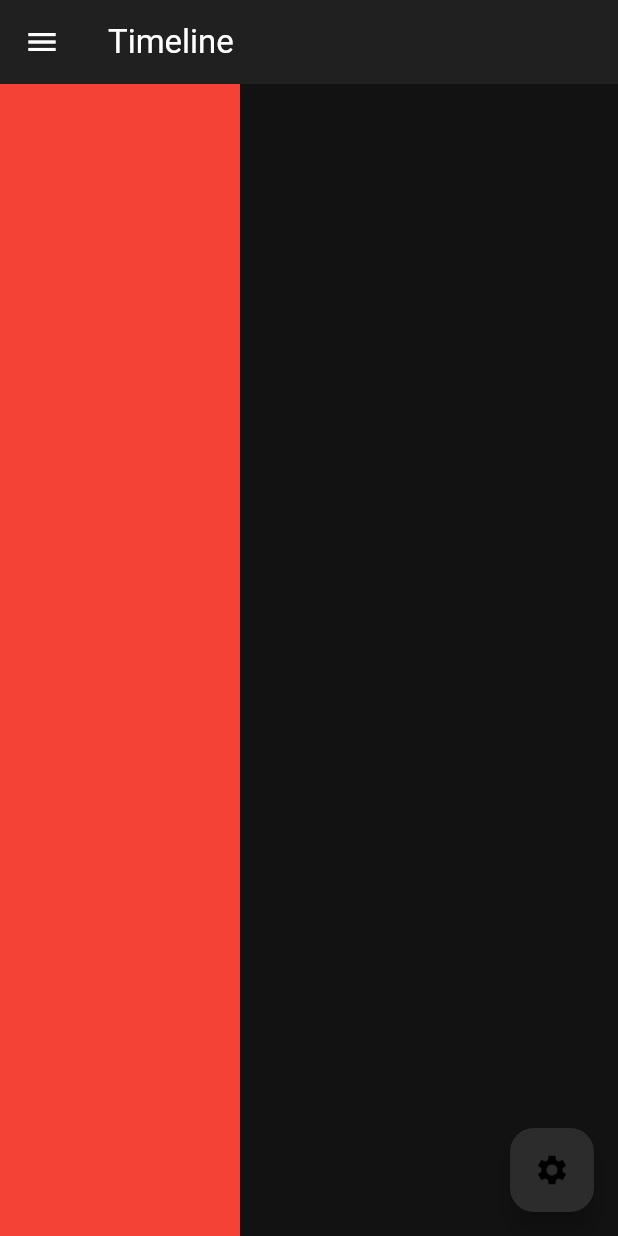
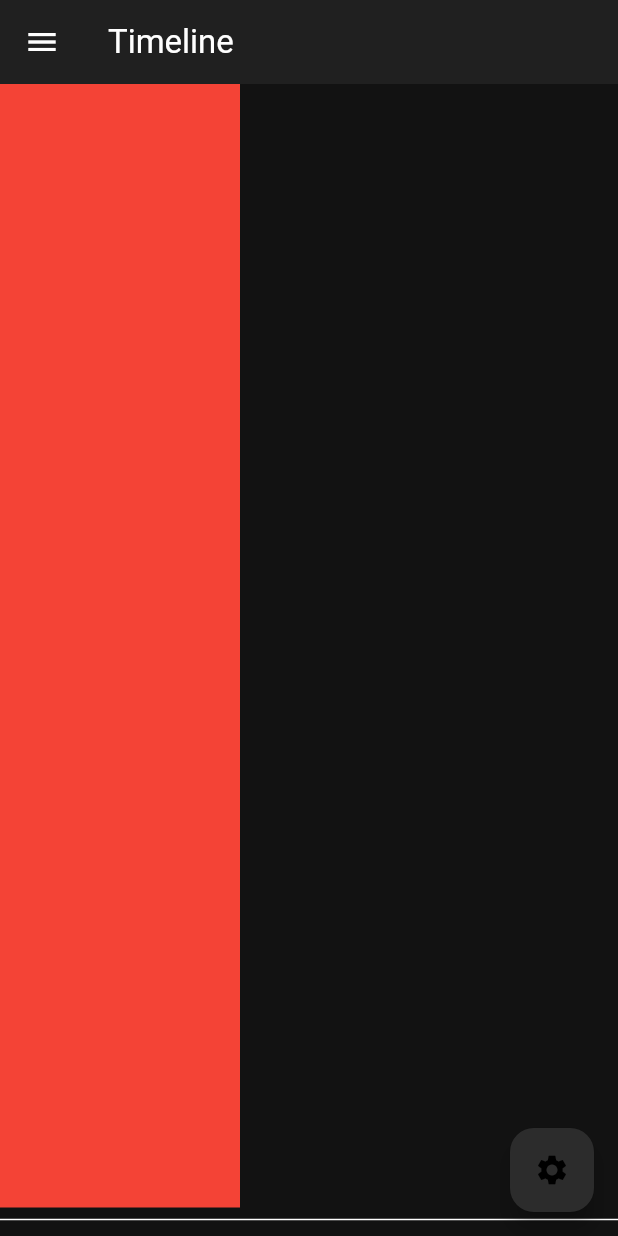
Before and after one commit to bencoepp/livius, a Flutter app: the TimelinePage screen opened by its route, on a phone screen of 412 x 824 dp. Run offline on Flutter 3.47's test engine with Material 3 defaults, Android fonts, the light colour scheme and no system bars; our stand-ins replace go_router.

Commit message:
Add new companion widgets
Implemented new companion widgets for settings page and timeline indicators. Also, added these widgets to the main dart file for the settings route. Further, the Timeline page layout was adjusted to accommodate the new TimelineIndicator widget, providing enhanced user experience. A UserCard widget, ChangelogTile widget, and NewestChangelogCard widget have also been introduced for future use.

```diff
--- a/frontend/lib/main.dart
+++ b/frontend/lib/main.dart
@@ -1,6 +1,7 @@
 import 'package:flutter/material.dart';
 import 'package:frontend/screens/globe.dart';
 import 'package:frontend/screens/home.dart';
+import 'package:frontend/screens/settings.dart';
 import 'package:frontend/screens/timeline.dart';
 import 'package:go_router/go_router.dart';
 
@@ -28,6 +29,12 @@ final GoRouter _router = GoRouter(
         return const GlobePage();
       },
     ),
+    GoRoute(
+      path: '/settings',
+      builder: (BuildContext context, GoRouterState state) {
+        return const SettingsPage();
+      },
+    ),
   ],
 );
 
--- a/frontend/lib/screens/timeline.dart
+++ b/frontend/lib/screens/timeline.dart
@@ -1,5 +1,6 @@
 import 'package:flutter/material.dart';
 import 'package:frontend/widgets/navdrawer.dart';
+import 'package:frontend/widgets/timeline/timeline_indicator.dart';
 
 class TimelinePage extends StatefulWidget {
   const TimelinePage({super.key});
@@ -20,8 +21,10 @@ class _TimelinePageState extends State<TimelinePage> {
           onPressed: () {},
           child: const Icon(Icons.settings),
         ),
-        body: SizedBox(
-          height: MediaQuery.of(context).size.height,
+        body: Column(
+          children: [
+            SizedBox(
+              height: MediaQuery.of(context).size.height - 75,
               child: ListView(
                 scrollDirection: Axis.horizontal,
                 children: <Widget>[
@@ -31,6 +34,9 @@ class _TimelinePageState extends State<TimelinePage> {
                   ),
                 ],
               ),
+            ),
+            const TimelineIndicator()
+          ],
         ));
   }
 }
--- /dev/null
+++ b/frontend/lib/widgets/timeline/timeline_indicator.dart
@@ -0,0 +1,15 @@
+import 'package:flutter/material.dart';
+
+class TimelineIndicator extends StatefulWidget {
+  const TimelineIndicator({super.key});
+
+  @override
+  State<TimelineIndicator> createState() => _TimelineIndicatorState();
+}
+
+class _TimelineIndicatorState extends State<TimelineIndicator> {
+  @override
+  Widget build(BuildContext context) {
+    return Divider();
+  }
+}
```
Also changed, not shown: frontend/lib/screens/settings.dart (added, +30 -0 lines), frontend/lib/widgets/changelog/changelog_tile.dart (added, +27 -0 lines), frontend/lib/widgets/changelog/newest_changelog_card.dart (added, +16 -0 lines), frontend/lib/widgets/user/user_card.dart (added, +27 -0 lines). Lines whose indentation alone changed are shown as unchanged.
